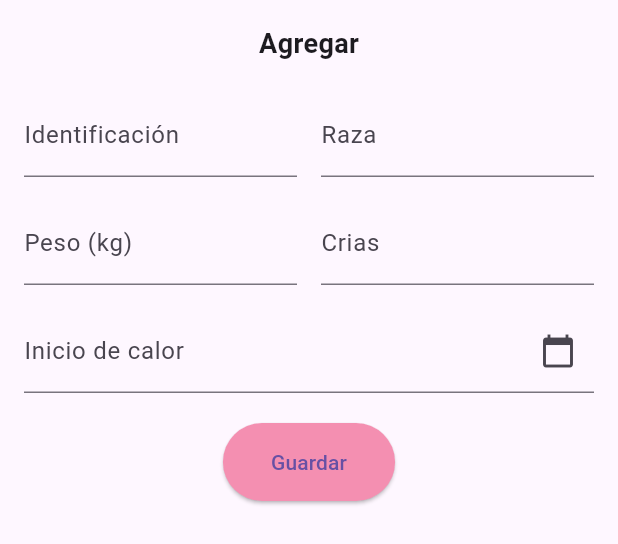
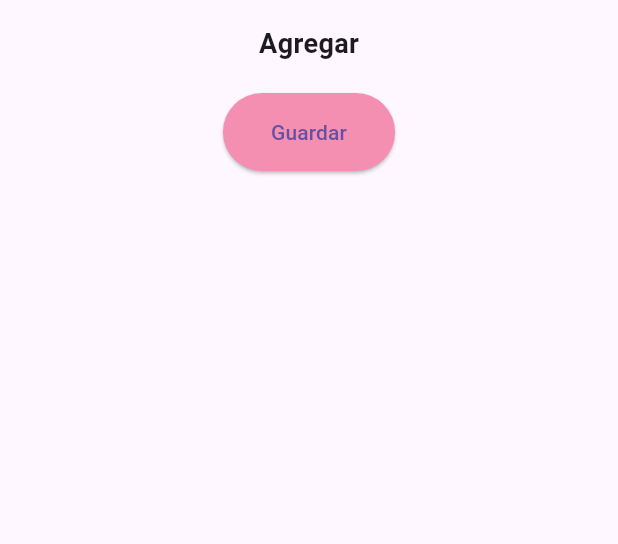
Before and after one commit to AbimaelHuerta/AdminPig, a Flutter app: the FormsModal widget shown alone on an empty page, opened directly, on a phone screen of 412 x 824 dp. Shown: the top 544 px of the screen. Run offline on Flutter 3.47's test engine with Material 3 defaults, Android fonts, the phone set to English and light mode, and no system bars; our stand-ins replace flutter_local_notifications; missing offline and left inert: flutter_background_service.

Commit message:
-Error al borrac un elemento en una lista reparado -Modificacion del archivo forms

```diff
--- a/lib/services/notifications.dart
+++ b/lib/services/notifications.dart
@@ -24,7 +24,7 @@ void onStart(ServiceInstance service) async {
   Timer.periodic(const Duration(seconds: 5), (timer) async {
     List<CriaData> crias = await CriaData.cargarData();
     NotificationService().verificarFertilizacion(crias);
-    print('verificando fertilizacion');
+    // print('verificando fertilizacion');
   });
 }
 
@@ -85,7 +85,7 @@ class NotificationService {
 
       int diasRestantes =
           NotificationService().calcularDiasRestantes(proximaFertilizacion);
-      print(diasRestantes);
+      // print(diasRestantes);
 
       if (diasRestantes <= 7 && diasRestantes >= 2) {
         _showNotification(
--- a/lib/widgets/forms.dart
+++ b/lib/widgets/forms.dart
@@ -1,7 +1,4 @@
-
-
 import 'package:flutter/material.dart';
-import 'package:intl/intl.dart';
 
 class FormsModal extends StatefulWidget {
   const FormsModal({super.key});
@@ -11,31 +8,10 @@ class FormsModal extends StatefulWidget {
 }
 
 class _FormsModalState extends State<FormsModal> {
-  final TextEditingController _pesoController = TextEditingController();
-  final TextEditingController _criasController = TextEditingController();
+
   final TextEditingController _dateController = TextEditingController();
-  final TextEditingController _razaController = TextEditingController();
-  final TextEditingController _identificacionController =
-      TextEditingController();
-  DateTime? _selectedDate;
 
-
-  void _selectDate(BuildContext context) async {
-    final DateTime? picked = await showDatePicker(
-      context: context,
-      initialDate: DateTime.now(),
-      firstDate: DateTime(2000),
-      lastDate: DateTime(2101),
-    );
-    if (picked != null && picked != _selectedDate) {
-      setState(() {
-        _selectedDate = picked;
-        _dateController.text = DateFormat('dd/MM/yyyy').format(picked);
-      });
-    }
-  }
-
-  @override
+   @override
   Widget build(BuildContext context) {
     //Obtener el tamaño del teclado
     final bottomInswrs = MediaQuery.of(context).viewInsets.bottom;
@@ -50,60 +26,6 @@ class _FormsModalState extends State<FormsModal> {
             child: Text(
               'Agregar',
               style: TextStyle(fontSize: 18, fontWeight: FontWeight.bold),
-            ),
-          ),
-          const SizedBox(height: 20),
-          Row(
-            children: [
-              Expanded(
-                child: TextField(
-                  controller: _identificacionController,
-                  decoration: const InputDecoration(labelText: 'Identificación'),
-                ),
-              ),
-              const SizedBox(width: 16),
-              Expanded(
-                child: TextField(
-                  controller: _razaController,
-                  decoration: const InputDecoration(labelText: 'Raza'),
-                ),
-              ),
-            ],
-          ),
-          const SizedBox(height: 16),
-          Row(
-            children: [
-              Expanded(
-                child: TextField(
-                  controller: _pesoController,
-                  keyboardType: TextInputType.number,
-                  decoration: const InputDecoration(labelText: 'Peso (kg)'),
-                ),
-              ),
-              const SizedBox(width: 16),
-              Expanded(
-                child: TextField(
-                  controller: _criasController,
-                  keyboardType: TextInputType.number,
-                  decoration: const InputDecoration(labelText: 'Crias'),
-                ),
-              ),
-            ],
-          ),
-          const SizedBox(height: 16),
-          GestureDetector(
-            onTap: () => _selectDate(context),
-            child: AbsorbPointer(
-              child: TextField(
-                controller: _dateController,
-                decoration: InputDecoration(
-                  labelText: 'Inicio de calor',
-                  hintText: _selectedDate != null
-                      ? DateFormat('dd/MM/yyyy').format(_selectedDate!)
-                      : 'Seleccionar fecha',
-                  suffixIcon: const Icon(Icons.calendar_today),
-                ),
-              ),
             ),
           ),
           const SizedBox(height: 20),
```
Also changed, not shown: lib/assets/data/data.json (+28 -0 lines), lib/widgets/card.dart (+4 -5 lines).
